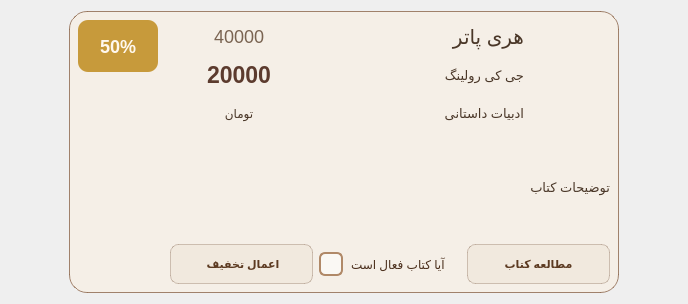
Above: Client/sharedbookcard.ui from Onyx1907/Lumina-EBook-Platform before the change. Below: the same form after it.
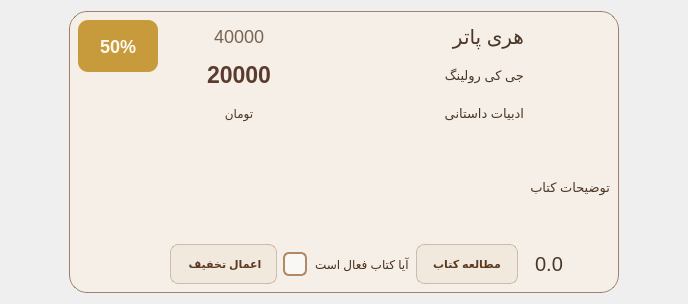
That is the form after the change. Icons and pictures are not drawn.

Commit message: feat: add publisher dashboard UI and get all books button, add rating to shared book card and book class, add sales to book card

The edit to the form file:
```diff
--- a/Client/sharedbookcard.ui
+++ b/Client/sharedbookcard.ui
@@ -616,6 +616,71 @@
           </property>
          </widget>
         </item>
+        <item>
+         <widget class="QLabel" name="rating_label">
+          <property name="minimumSize">
+           <size>
+            <width>30</width>
+            <height>0</height>
+           </size>
+          </property>
+          <property name="maximumSize">
+           <size>
+            <width>50</width>
+            <height>16777215</height>
+           </size>
+          </property>
+          <property name="styleSheet">
+           <string notr="true">
+qproperty-alignment: 'AlignHCenter | AlignVCenter';
+font-size : 20px;</string>
+          </property>
+          <property name="text">
+           <string>0.0</string>
+          </property>
+          <property name="textFormat">
+           <enum>Qt::PlainText</enum>
+          </property>
+          <property name="alignment">
+           <set>Qt::AlignCenter</set>
+          </property>
+         </widget>
+        </item>
+        <item>
+         <widget class="QPushButton" name="star">
+          <property name="minimumSize">
+           <size>
+            <width>0</width>
+            <height>30</height>
+           </size>
+          </property>
+          <property name="maximumSize">
+           <size>
+            <width>30</width>
+            <height>16777215</height>
+           </size>
+          </property>
+          <property name="styleSheet">
+           <string notr="true">    background: none;
+    background-color: transparent;
+
+    border: 1px solid transparent;</string>
+          </property>
+          <property name="text">
+           <string/>
+          </property>
+          <property name="icon">
+           <iconset resource="resources.qrc">
+            <normaloff>:/resources/user/star.svg</normaloff>:/resources/user/star.svg</iconset>
+          </property>
+          <property name="iconSize">
+           <size>
+            <width>35</width>
+            <height>35</height>
+           </size>
+          </property>
+         </widget>
+        </item>
        </layout>
       </item>
      </layout>
```
The commit also changes 12 other files.
